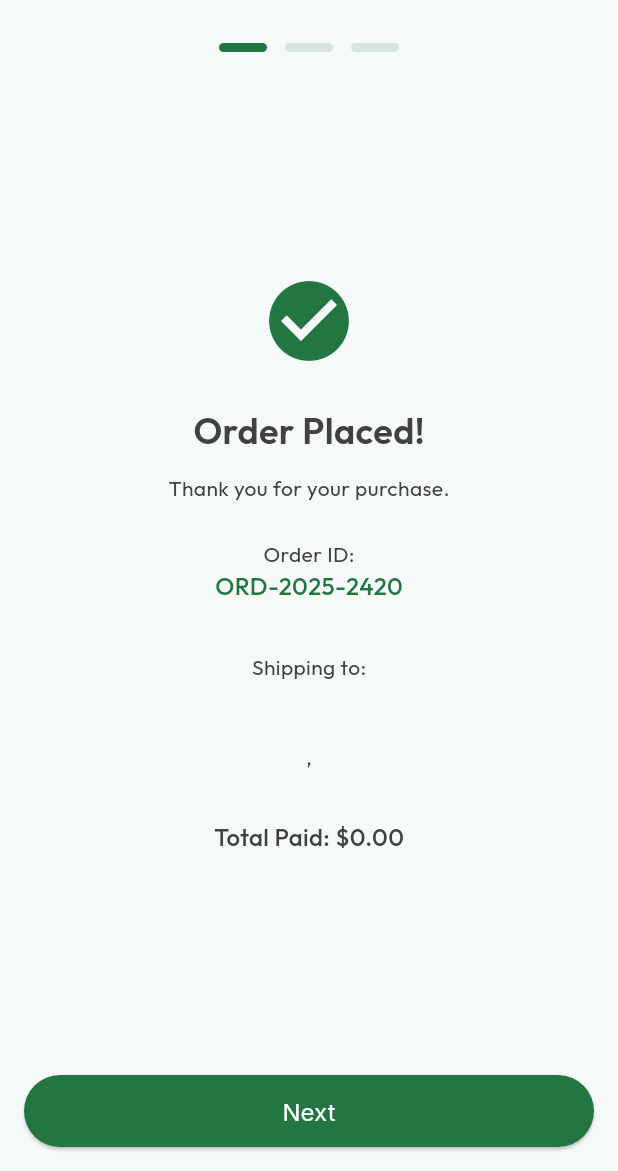
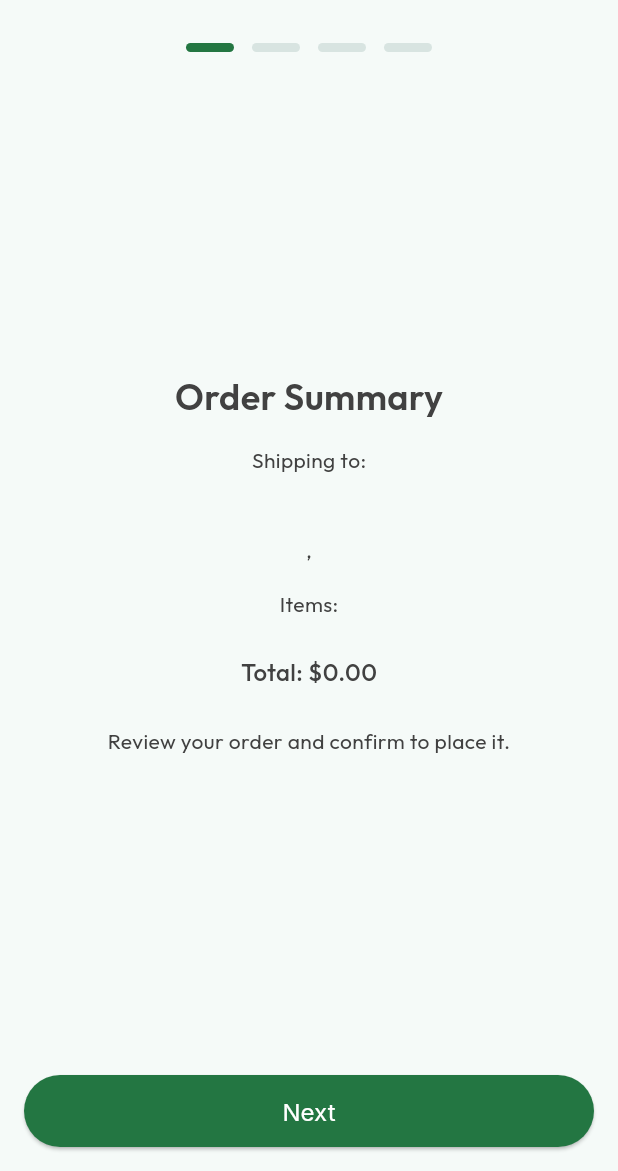
Before and after one commit to NikhilD1998/bloc_ecomm, a Flutter app: the CheckoutScreen screen opened directly, swiped to page 3, on a phone screen of 412 x 824 dp, the part 65-1236 px from its top. Run offline on Flutter 3.47's test engine with Material 3 defaults, Android fonts, the phone set to English and light mode, and no system bars; our stand-ins replace equatable, flutter_bloc, google_fonts, hive, hive_flutter; accounts and stored records are empty.

Commit message:
feat: enhance checkout process with order ID generation and confirmation display

```diff
--- a/lib/screens/main/checkout_screen.dart
+++ b/lib/screens/main/checkout_screen.dart
@@ -30,6 +30,7 @@ class _CheckoutScreenState extends State<CheckoutScreen> {
   String _address = '';
   String _city = '';
   String _zip = '';
+  String? _orderId;
 
   String _generateOrderId() {
     final rand = Random();
@@ -64,8 +65,9 @@ class _CheckoutScreenState extends State<CheckoutScreen> {
 
   Future<void> _saveOrderToHive(CartLoaded state) async {
     final orderBox = await Hive.openBox<OrderModel>('orders');
+    final orderId = _generateOrderId();
     final order = OrderModel(
-      id: _generateOrderId(),
+      id: orderId,
       name: _name,
       address: _address,
       city: _city,
@@ -85,10 +87,13 @@ class _CheckoutScreenState extends State<CheckoutScreen> {
       date: DateTime.now(),
     );
     await orderBox.add(order);
+    setState(() {
+      _orderId = orderId;
+    });
   }
 
   void _onNextPressed(CartLoaded state) async {
-    if (_currentStep == 1) {
+    if (_currentStep == 2) {
       // Place Order
       await _saveOrderToHive(state);
       context.read<CartBloc>().add(ClearCart());
@@ -100,7 +105,7 @@ class _CheckoutScreenState extends State<CheckoutScreen> {
           curve: Curves.ease,
         );
       });
-    } else if (_currentStep == 2) {
+    } else if (_currentStep == 3) {
       // Done: Navigate to bottom nav bar (pop to root or use a named route)
       if (Navigator.of(context).canPop()) {
         Navigator.of(context).popUntil((route) => route.isFirst);
@@ -133,12 +138,12 @@ class _CheckoutScreenState extends State<CheckoutScreen> {
               constraints: const BoxConstraints(maxWidth: 420),
               child: Column(
                 children: [
-                  // Progress indicator
+                  // Progress indicator (4 steps)
                   Padding(
                     padding: const EdgeInsets.symmetric(vertical: 16),
                     child: Row(
                       mainAxisAlignment: MainAxisAlignment.center,
-                      children: List.generate(3, (i) {
+                      children: List.generate(4, (i) {
                         return Container(
                           margin: const EdgeInsets.symmetric(horizontal: 6),
                           width: 32,
@@ -181,7 +186,37 @@ class _CheckoutScreenState extends State<CheckoutScreen> {
                           zip: _zip,
                           items: state.items,
                           total: state.total,
-                          orderId: _generateOrderId(),
+                          orderId: _orderId ?? _generateOrderId(),
+                        ),
+                        // Step 4: Order Placed Confirmation
+                        Column(
+                          mainAxisAlignment: MainAxisAlignment.center,
+                          children: [
+                            Icon(
+                              Icons.check_circle,
+                              color: AppColors.activatedButtonContainer,
+                              size: 80,
+                            ),
+                            const SizedBox(height: 24),
+                            Text(
+                              'Order Placed!',
+                              style: AppTextStyles.mainHeading,
+                            ),
+                            const SizedBox(height: 12),
+                            Text(
+                              'Your order has been placed successfully.',
+                              style: AppTextStyles.bodyText14,
+                            ),
+                            const SizedBox(height: 24),
+                            Text('Order ID:', style: AppTextStyles.bodyText14),
+                            const SizedBox(height: 4),
+                            Text(
+                              _orderId ?? '',
+                              style: AppTextStyles.headingMedium.copyWith(
+                                color: AppColors.activatedButtonContainer,
+                              ),
+                            ),
+                          ],
                         ),
                       ],
                     ),
@@ -190,19 +225,20 @@ class _CheckoutScreenState extends State<CheckoutScreen> {
                     padding: const EdgeInsets.all(16),
                     child: Row(
                       children: [
-                        if (_currentStep > 0)
+                        if (_currentStep > 0 && _currentStep < 3)
                           Expanded(
                             child: OutlinedButton(
                               onPressed: _prevStep,
                               child: const Text('Back'),
                             ),
                           ),
-                        if (_currentStep > 0) const SizedBox(width: 12),
+                        if (_currentStep > 0 && _currentStep < 3)
+                          const SizedBox(width: 12),
                         Expanded(
                           child: PrimaryButton(
-                            label: _currentStep == 1
+                            label: _currentStep == 2
                                 ? 'Place Order'
-                                : _currentStep == 2
+                                : _currentStep == 3
                                 ? 'Done'
                                 : 'Next',
                             onPressed: () => _onNextPressed(state),
--- a/lib/widgets/checkout_screen/order_summary.dart
+++ b/lib/widgets/checkout_screen/order_summary.dart
@@ -1,11 +1,11 @@
-import 'package:bloc_ecomm/theme/app_colors.dart';
 import 'package:bloc_ecomm/theme/app_text_styles.dart';
 import 'package:flutter/material.dart';
 
 class OrderSummaryStep extends StatelessWidget {
-  final String name, address, city, zip, orderId;
+  final String name, address, city, zip;
   final List items;
   final double total;
+  final String orderId;
   const OrderSummaryStep({
     required this.name,
     required this.address,
@@ -24,37 +24,31 @@ class OrderSummaryStep extends StatelessWidget {
         child: Column(
           mainAxisAlignment: MainAxisAlignment.center,
           children: [
-            Icon(
-              Icons.check_circle,
-              color: AppColors.activatedButtonContainer,
-              size: 64,
-            ),
-            const SizedBox(height: 24),
-            Text('Order Placed!', style: AppTextStyles.mainHeading),
-            const SizedBox(height: 12),
-            Text(
-              'Thank you for your purchase.',
-              style: AppTextStyles.bodyText14,
-            ),
-            const SizedBox(height: 24),
-            Text('Order ID:', style: AppTextStyles.bodyText14),
-            Text(
-              orderId,
-              style: AppTextStyles.headingMedium.copyWith(
-                color: AppColors.activatedButtonContainer,
-              ),
-            ),
-            const SizedBox(height: 32),
+            Text('Order Summary', style: AppTextStyles.mainHeading),
+            const SizedBox(height: 16),
             Text('Shipping to:', style: AppTextStyles.bodyText14),
             Text(
               '$name\n$address\n$city, $zip',
               textAlign: TextAlign.center,
               style: AppTextStyles.bodyText14,
             ),
-            const SizedBox(height: 32),
+            const SizedBox(height: 16),
+            Text('Items:', style: AppTextStyles.bodyText14),
+            ...items.map(
+              (item) => Text(
+                '${item.quantity}x ${item.title} - \$${(item.price * item.quantity).toStringAsFixed(2)}',
+                style: AppTextStyles.bodyText12,
+              ),
+            ),
+            const SizedBox(height: 24),
             Text(
-              'Total Paid: \$${total.toStringAsFixed(2)}',
+              'Total: \$${total.toStringAsFixed(2)}',
               style: AppTextStyles.headingMedium,
+            ),
+            const SizedBox(height: 24),
+            Text(
+              'Review your order and confirm to place it.',
+              style: AppTextStyles.bodyText14,
             ),
           ],
         ),
```
